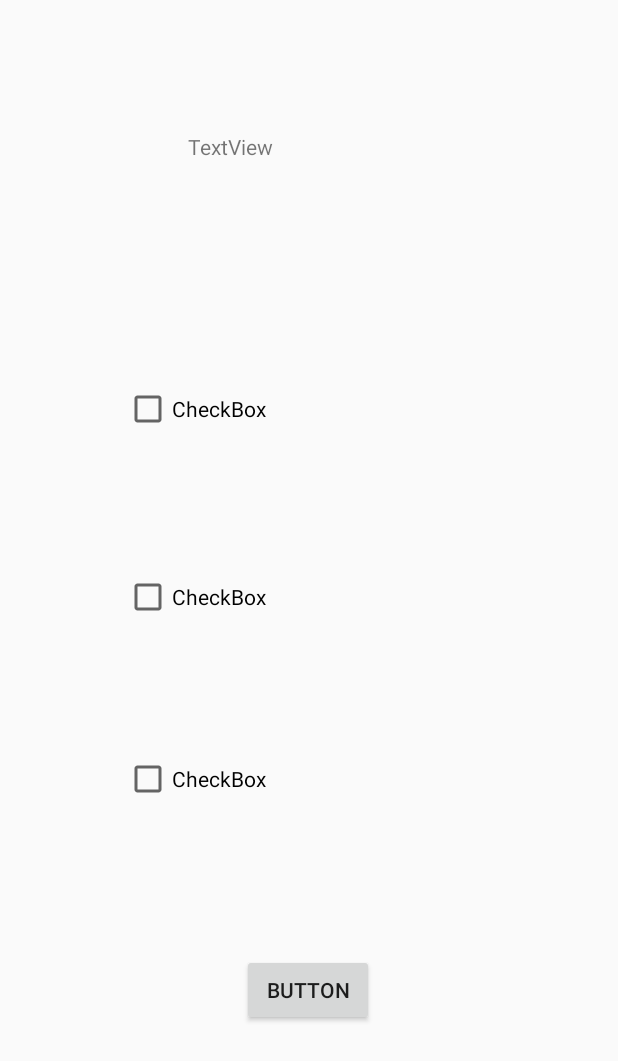
After one commit to MikelPedro/Segunda-Entrega-DAS, an Android app: the layout activity_jugar_portrait.xml on its own in the app's theme, with its tools: preview values and no code run, on a phone screen of 412 x 824 dp. The commit adds this screen. Shown: the top 1061 px of the screen. Run offline under Robolectric (Android 15) with nearby library versions, the phone set to English and light mode, and no system bars.

```diff
--- /dev/null
+++ b/app/src/main/res/layout/activity_jugar_portrait.xml
@@ -0,0 +1,61 @@
+<?xml version="1.0" encoding="utf-8"?>
+<androidx.constraintlayout.widget.ConstraintLayout xmlns:android="http://schemas.android.com/apk/res/android"
+    android:layout_width="match_parent"
+    android:layout_height="match_parent"
+    xmlns:app="http://schemas.android.com/apk/res-auto">
+
+    <CheckBox
+        android:id="@+id/checkBox"
+        android:layout_width="246dp"
+        android:layout_height="57dp"
+        android:layout_marginTop="68dp"
+        android:text="CheckBox"
+        app:layout_constraintEnd_toEndOf="parent"
+        app:layout_constraintHorizontal_bias="0.496"
+        app:layout_constraintStart_toStartOf="parent"
+        app:layout_constraintTop_toBottomOf="@+id/checkBox3" />
+
+    <CheckBox
+        android:id="@+id/checkBox1"
+        android:layout_width="246dp"
+        android:layout_height="57dp"
+        android:layout_marginTop="64dp"
+        android:text="CheckBox"
+        app:layout_constraintEnd_toEndOf="parent"
+        app:layout_constraintHorizontal_bias="0.496"
+        app:layout_constraintStart_toStartOf="parent"
+        app:layout_constraintTop_toBottomOf="@+id/checkBox" />
+
+    <TextView
+        android:id="@+id/textView"
+        android:layout_width="160dp"
+        android:layout_height="56dp"
+        android:layout_marginTop="88dp"
+        android:text="TextView"
+        app:layout_constraintEnd_toEndOf="parent"
+        app:layout_constraintHorizontal_bias="0.498"
+        app:layout_constraintStart_toStartOf="parent"
+        app:layout_constraintTop_toTopOf="parent" />
+
+    <Button
+        android:id="@+id/button6"
+        android:layout_width="wrap_content"
+        android:layout_height="wrap_content"
+        android:layout_marginTop="88dp"
+        android:text="Button"
+        app:layout_constraintEnd_toEndOf="parent"
+        app:layout_constraintHorizontal_bias="0.498"
+        app:layout_constraintStart_toStartOf="parent"
+        app:layout_constraintTop_toBottomOf="@+id/checkBox1" />
+
+    <CheckBox
+        android:id="@+id/checkBox3"
+        android:layout_width="246dp"
+        android:layout_height="57dp"
+        android:layout_marginTop="100dp"
+        android:text="CheckBox"
+        app:layout_constraintEnd_toEndOf="parent"
+        app:layout_constraintHorizontal_bias="0.496"
+        app:layout_constraintStart_toStartOf="parent"
+        app:layout_constraintTop_toBottomOf="@+id/textView" />
+</androidx.constraintlayout.widget.ConstraintLayout>
```
Also changed, not shown: app/src/main/java/com/example/primera_entrega_das/JugarActivity.java (+54 -2 lines), app/src/main/res/layout/activity_jugar.xml (+5 -54 lines), app/src/main/res/layout/activity_jugar_landscape.xml (added, +63 -0 lines).
